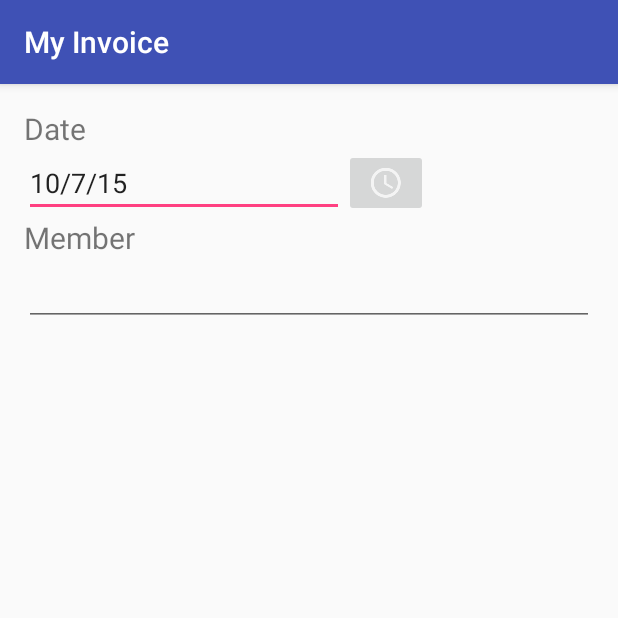
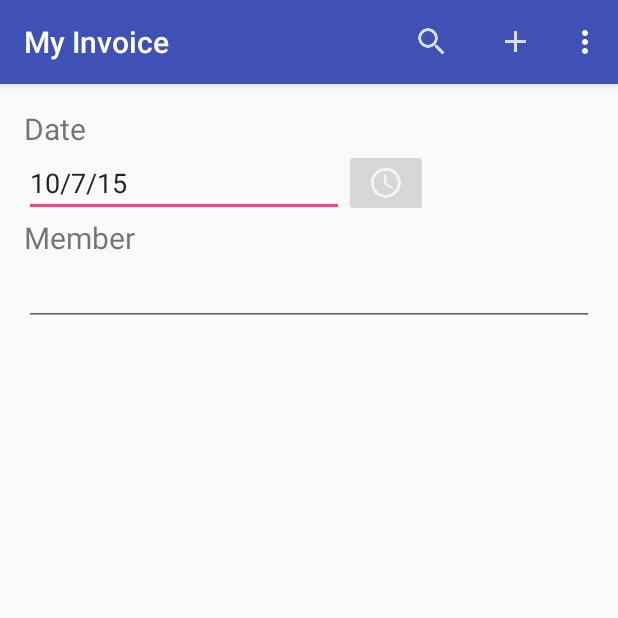
Before and after one commit to Matthew-YC-So/MyInvoice, an Android app: the InvoiceEditActivity screen opened directly, with no data from a screen before it, on a phone screen of 412 x 824 dp, the top half of it. Run offline under Robolectric (Android 15) with nearby library versions, the phone set to English and light mode, and no system bars.

Commit message:
ActionBar fix

```diff
--- a/app/src/main/java/com/software_force/myinvoice/InvoiceEditActivity.java
+++ b/app/src/main/java/com/software_force/myinvoice/InvoiceEditActivity.java
@@ -5,6 +5,8 @@ import android.app.Dialog;
 import android.app.DialogFragment;
 import android.support.v7.app.AppCompatActivity;
 import android.os.Bundle;
+import android.view.Menu;
+import android.view.MenuInflater;
 import android.view.View;
 import android.widget.DatePicker;
 import android.widget.EditText;
@@ -38,6 +40,13 @@ public class InvoiceEditActivity extends AppCompatActivity {
                 showStartDateDialog(v);
             }
         });
+    }
+
+    @Override
+    public boolean onCreateOptionsMenu(Menu menu){
+        MenuInflater inflater = getMenuInflater();
+        inflater.inflate(R.menu.menu_invoice_edit, menu);
+        return super.onCreateOptionsMenu(menu);
     }
 
     private void  setInvoiceDate(Date date){
--- /dev/null
+++ b/app/src/main/res/menu/menu_invoice_edit.xml
@@ -0,0 +1,13 @@
+<?xml version="1.0" encoding="utf-8"?>
+<menu xmlns:android="http://schemas.android.com/apk/res/android"
+    xmlns:app="http://schemas.android.com/apk/res-auto"
+    xmlns:tools="http://schemas.android.com/tools"
+    tools:context=".InvoiceEditActivity">
+    <item android:id="@+id/action_search" android:title="@string/action_search" android:icon="@drawable/ic_action_search"
+        app:showAsAction="always"
+        android:orderInCategory="100"   />
+    <item android:id="@+id/action_add" android:title="@string/action_compose" android:icon="@drawable/ic_action_add"
+        android:orderInCategory="100" app:showAsAction="always" />
+    <item android:id="@+id/action_settings" android:title="@string/action_settings"
+        android:orderInCategory="100" app:showAsAction="never" />
+</menu>
```
